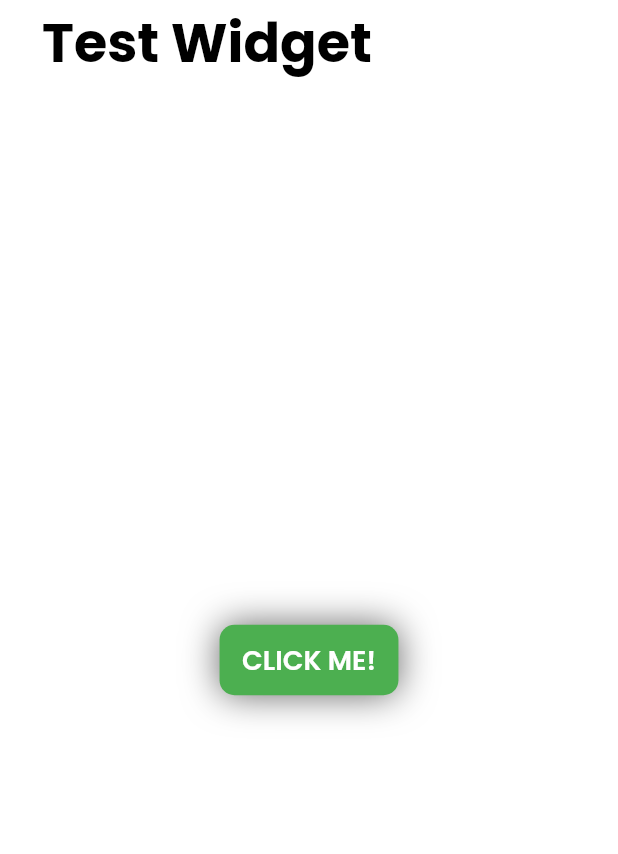
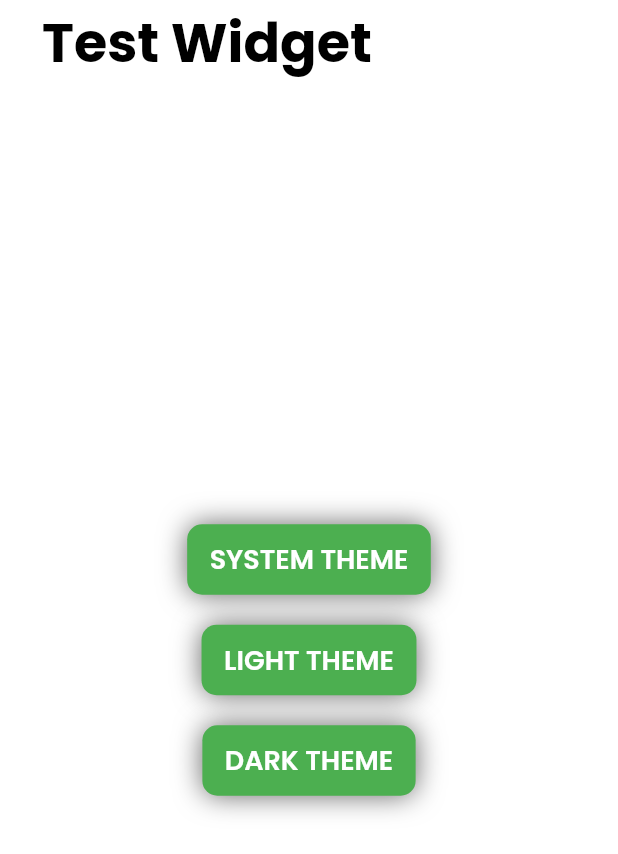
Before and after one commit to HadyMash/Releaf, a Flutter app: the screen it shows after launch, on a phone screen of 412 x 824 dp. Shown: the top 854 px of the screen. Run offline on Flutter 3.47's test engine with Material 2 defaults, Android fonts, the phone set to English and light mode, and no system bars.

Commit message:
added setTheme() method to AppTheme

```diff
--- a/lib/main.dart
+++ b/lib/main.dart
@@ -10,8 +10,6 @@ void main() {
           create: (_) => AppTheme(
             // * Light Theme
             light: ThemeData(
-              inputDecorationTheme:
-                  InputDecorationTheme(), // TODO add input decoration
               brightness: Brightness.light,
               primaryColor: Colors.green,
               accentColor: Colors.greenAccent,
--- a/lib/shared/const/app_theme.dart
+++ b/lib/shared/const/app_theme.dart
@@ -24,6 +24,11 @@ class AppTheme with ChangeNotifier {
     }
     notifyListeners();
   }
+
+  void setTheme(ThemeMode theme) {
+    themeMode = theme;
+    notifyListeners();
+  }
 }
 
 // ! TEST WIDGET - TEMP
@@ -40,13 +45,37 @@ class TestWidget extends StatelessWidget {
         ),
       ),
       body: Center(
-        child: ThemedButton(
-          onPressed: () => theme.toggleTheme(),
-          text: 'Click Me!',
-          color: Theme.of(context).primaryColor,
-          shadowColor: Colors.black.withOpacity(0.6),
-          pressedShadowColor: Colors.greenAccent,
-          shadowBlurRadius: 20,
+        child: Column(
+          mainAxisAlignment: MainAxisAlignment.center,
+          mainAxisSize: MainAxisSize.min,
+          children: [
+            ThemedButton(
+              onPressed: () => theme.setTheme(ThemeMode.system),
+              text: 'System Theme',
+              color: Theme.of(context).primaryColor,
+              shadowColor: Colors.black.withOpacity(0.6),
+              pressedShadowColor: Colors.greenAccent,
+              shadowBlurRadius: 15,
+            ),
+            SizedBox(height: 20),
+            ThemedButton(
+              onPressed: () => theme.setTheme(ThemeMode.light),
+              text: 'Light Theme',
+              color: Theme.of(context).primaryColor,
+              shadowColor: Colors.black.withOpacity(0.6),
+              pressedShadowColor: Colors.greenAccent,
+              shadowBlurRadius: 15,
+            ),
+            SizedBox(height: 20),
+            ThemedButton(
+              onPressed: () => theme.setTheme(ThemeMode.dark),
+              text: 'Dark Theme',
+              color: Theme.of(context).primaryColor,
+              shadowColor: Colors.black.withOpacity(0.6),
+              pressedShadowColor: Colors.greenAccent,
+              shadowBlurRadius: 15,
+            ),
+          ],
         ),
       ),
     );
@@ -110,7 +139,7 @@ class _ThemedButtonState extends State<ThemedButton> {
             borderRadius: BorderRadius.circular(widget.borderRadius ?? 10),
             boxShadow: [
               BoxShadow(
-                blurRadius: widget.shadowBlurRadius ?? 10.0,
+                blurRadius: widget.shadowBlurRadius ?? 15.0,
                 spreadRadius: widget.shadowSpreadRadius ?? 0,
                 color: Color.fromRGBO(
                   widget.shadowColor!.red,
```
